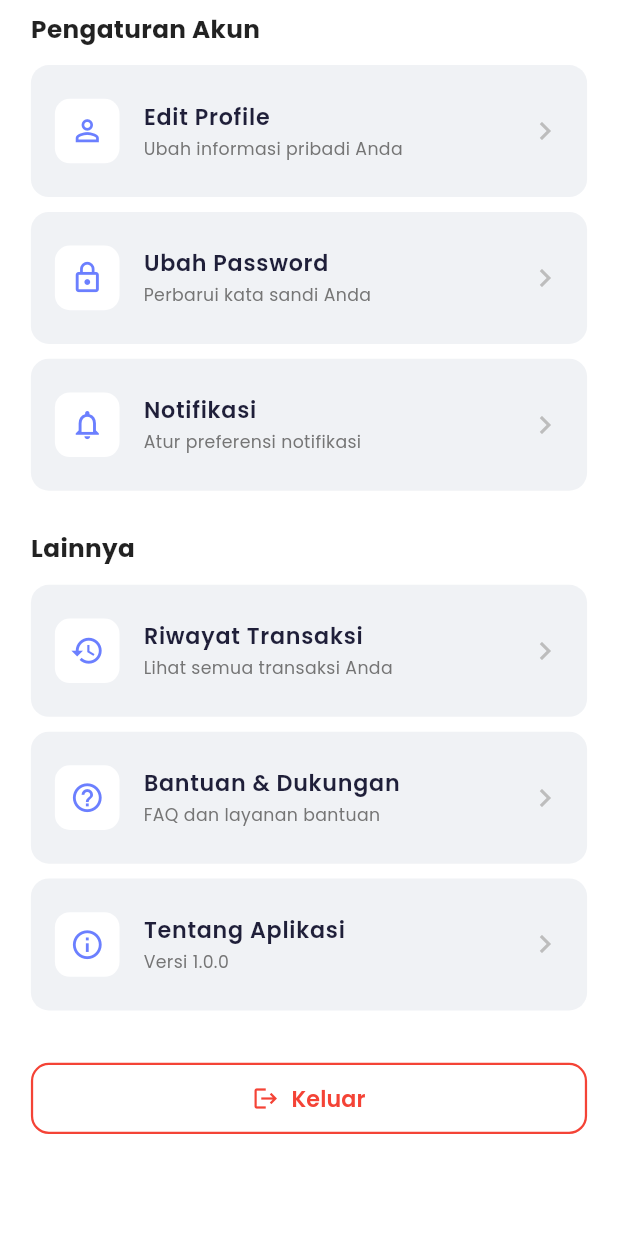
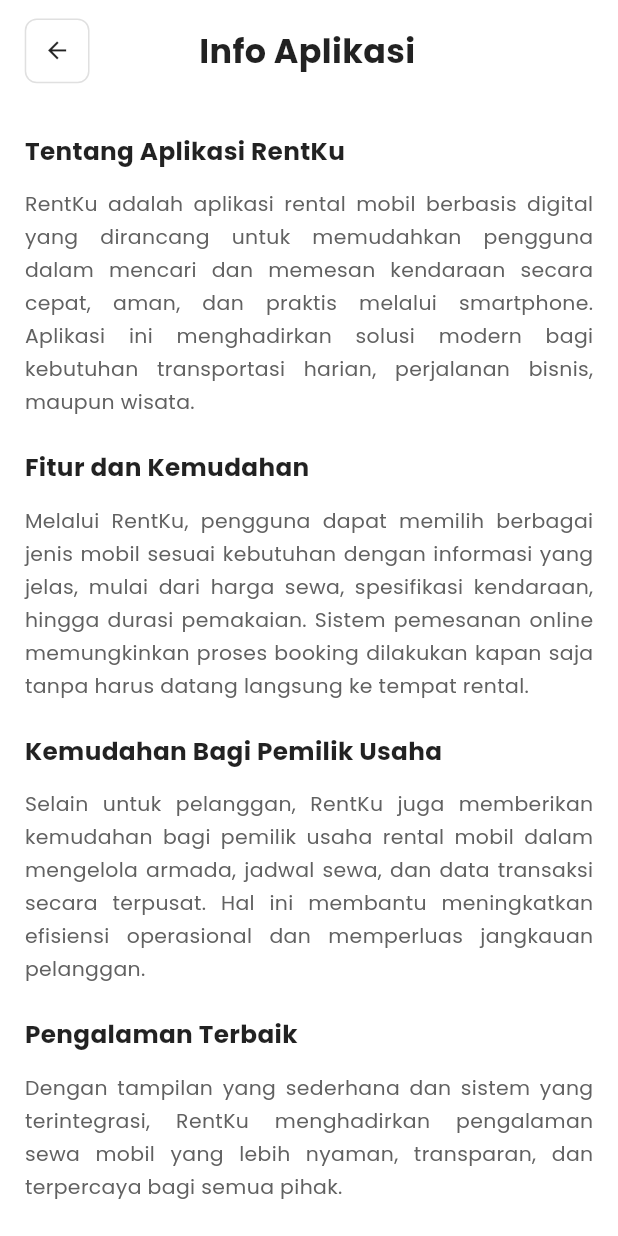
Before and after one commit to Why-sptr/Rent-App, a Flutter app: the ProfilePage screen opened directly with empty values, scrolled down 516 dp, after a tap on "Tentang Aplikasi", on a phone screen of 412 x 824 dp. Run offline on Flutter 3.47's test engine with Material 3 defaults, Android fonts, the phone set to English and light mode, and no system bars; our stand-ins replace flutter_map, google_fonts, latlong2.

Commit message:
faet: create about app

```diff
--- /dev/null
+++ b/lib/pages/about_app_page.dart
@@ -0,0 +1,201 @@
+import 'package:flutter/material.dart';
+import 'package:rent_app/config/app_colors.dart';
+import 'package:rent_app/config/app_constants.dart';
+import 'package:rent_app/config/app_text_styles.dart';
+
+class AboutAppPage extends StatelessWidget {
+  const AboutAppPage({super.key});
+
+  @override
+  Widget build(BuildContext context) {
+    final screenHeight = MediaQuery.of(context).size.height;
+    final screenWidth = MediaQuery.of(context).size.width;
+
+    return Scaffold(
+      backgroundColor: AppColors.backgroundWhite,
+      body: SafeArea(
+        child: ListView(
+          padding: EdgeInsets.zero,
+          children: [
+            // Header
+            Padding(
+              padding: EdgeInsets.symmetric(
+                horizontal: screenWidth * 0.04,
+                vertical: screenHeight * 0.015,
+              ),
+              child: Row(
+                children: [
+                  GestureDetector(
+                    onTap: () => Navigator.pop(context),
+                    child: Container(
+                      padding: EdgeInsets.all(screenWidth * 0.028),
+                      decoration: BoxDecoration(
+                        border: Border.all(
+                          color: Colors.grey[300]!,
+                          width: 1,
+                        ),
+                        borderRadius: BorderRadius.circular(8),
+                      ),
+                      child: Icon(
+                        Icons.arrow_back,
+                        color: AppColors.textBlack,
+                        size: screenHeight * 0.022,
+                      ),
+                    ),
+                  ),
+                  Expanded(
+                    child: Text(
+                      'Info Aplikasi',
+                      textAlign: TextAlign.center,
+                      style: TextStyle(
+                        fontSize: screenHeight * 0.027,
+                        fontWeight: FontWeight.bold,
+                        color: AppColors.textBlack,
+                      ),
+                    ),
+                  ),
+                  SizedBox(width: screenWidth * 0.11),
+                ],
+              ),
+            ),
+
+            SizedBox(height: screenHeight * 0.025),
+
+            // Content
+            Padding(
+              padding: EdgeInsets.symmetric(horizontal: screenWidth * 0.04),
+              child: Column(
+                crossAxisAlignment: CrossAxisAlignment.start,
+                children: [
+                  // Section 1 - Tentang Aplikasi RentKu
+                  Text(
+                    'Tentang Aplikasi RentKu',
+                    style: TextStyle(
+                      fontSize: screenHeight * 0.02,
+                      fontWeight: FontWeight.bold,
+                      color: AppColors.textBlack,
+                    ),
+                  ),
+                  SizedBox(height: screenHeight * 0.015),
+                  Text(
+                    'RentKu adalah aplikasi rental mobil berbasis digital yang dirancang untuk memudahkan pengguna dalam mencari dan memesan kendaraan secara cepat, aman, dan praktis melalui smartphone. Aplikasi ini menghadirkan solusi modern bagi kebutuhan transportasi harian, perjalanan bisnis, maupun wisata.',
+                    style: TextStyle(
+                      fontSize: screenHeight * 0.0165,
+                      color: Colors.grey[700],
+                      height: 1.6,
+                    ),
+                    textAlign: TextAlign.justify,
+                  ),
+
+                  SizedBox(height: screenHeight * 0.025),
+
+                  // Section 2 - Fitur dan Kemudahan
+                  Text(
+                    'Fitur dan Kemudahan',
+                    style: TextStyle(
+                      fontSize: screenHeight * 0.02,
+                      fontWeight: FontWeight.bold,
+                      color: AppColors.textBlack,
+                    ),
+                  ),
+                  SizedBox(height: screenHeight * 0.015),
+                  Text(
+                    'Melalui RentKu, pengguna dapat memilih berbagai jenis mobil sesuai kebutuhan dengan informasi yang jelas, mulai dari harga sewa, spesifikasi kendaraan, hingga durasi pemakaian. Sistem pemesanan online memungkinkan proses booking dilakukan kapan saja tanpa harus datang langsung ke tempat rental.',
+                    style: TextStyle(
+                      fontSize: screenHeight * 0.0165,
+                      color: Colors.grey[700],
+                      height: 1.6,
+                    ),
+                    textAlign: TextAlign.justify,
+                  ),
+
+                  SizedBox(height: screenHeight * 0.025),
+
+                  // Section 3 - Kemudahan Bagi Pemilik
+                  Text(
+                    'Kemudahan Bagi Pemilik Usaha',
+                    style: TextStyle(
+                      fontSize: screenHeight * 0.02,
+                      fontWeight: FontWeight.bold,
+                      color: AppColors.textBlack,
+                    ),
+                  ),
+                  SizedBox(height: screenHeight * 0.015),
+                  Text(
+                    'Selain untuk pelanggan, RentKu juga memberikan kemudahan bagi pemilik usaha rental mobil dalam mengelola armada, jadwal sewa, dan data transaksi secara terpusat. Hal ini membantu meningkatkan efisiensi operasional dan memperluas jangkauan pelanggan.',
+                    style: TextStyle(
+                      fontSize: screenHeight * 0.0165,
+                      color: Colors.grey[700],
+                      height: 1.6,
+                    ),
+                    textAlign: TextAlign.justify,
+                  ),
+
+                  SizedBox(height: screenHeight * 0.025),
+
+                  // Section 4 - Kesimpulan
+                  Text(
+                    'Pengalaman Terbaik',
+                    style: TextStyle(
+                      fontSize: screenHeight * 0.02,
+                      fontWeight: FontWeight.bold,
+                      color: AppColors.textBlack,
+                    ),
+                  ),
+                  SizedBox(height: screenHeight * 0.015),
+                  Text(
+                    'Dengan tampilan yang sederhana dan sistem yang terintegrasi, RentKu menghadirkan pengalaman sewa mobil yang lebih nyaman, transparan, dan terpercaya bagi semua pihak.',
+                    style: TextStyle(
+                      fontSize: screenHeight * 0.0165,
+                      color: Colors.grey[700],
+                      height: 1.6,
+                    ),
+                    textAlign: TextAlign.justify,
+                  ),
+
+                  SizedBox(height: screenHeight * 0.04),
+
+                  // App Version Info
+                  Center(
+                    child: Container(
+                      padding: EdgeInsets.symmetric(
+                        horizontal: screenWidth * 0.06,
+                        vertical: screenHeight * 0.015,
+                      ),
+                      decoration: BoxDecoration(
+                        gradient: AppColors.primaryGradient,
+                        borderRadius: BorderRadius.circular(AppConstants.borderRadiusMedium),
+                      ),
+                      child: Column(
+                        children: [
+                          Text(
+                            'RentKu',
+                            style: TextStyle(
+                              fontSize: screenHeight * 0.022,
+                              fontWeight: FontWeight.bold,
+                              color: AppColors.textWhite,
+                            ),
+                          ),
+                          SizedBox(height: screenHeight * 0.005),
+                          Text(
+                            'Versi 1.0.0',
+                            style: TextStyle(
+                              fontSize: screenHeight * 0.016,
+                              color: AppColors.textWhite.withValues(alpha: 0.8),
+                            ),
+                          ),
+                        ],
+                      ),
+                    ),
+                  ),
+
+                  SizedBox(height: screenHeight * 0.03),
+                ],
+              ),
+            ),
+          ],
+        ),
+      ),
+    );
+  }
+}
--- a/lib/pages/profile_page.dart
+++ b/lib/pages/profile_page.dart
@@ -2,6 +2,7 @@
 import 'package:rent_app/pages/login_page.dart';
 import 'package:rent_app/pages/edit_profile_page.dart';
 import 'package:rent_app/pages/faq_page.dart';
+import 'package:rent_app/pages/about_app_page.dart';
 import 'package:rent_app/config/app_colors.dart';
 import 'package:rent_app/config/app_constants.dart';
 import 'package:rent_app/config/app_text_styles.dart';
@@ -345,7 +346,14 @@
                       icon: Icons.info_outline,
                       title: 'Tentang Aplikasi',
                       subtitle: 'Versi 1.0.0',
-                      onTap: () {},
+                      onTap: () {
+                        Navigator.push(
+                          context,
+                          MaterialPageRoute(
+                            builder: (context) => const AboutAppPage(),
+                          ),
+                        );
+                      },
                     ),
 
                     SizedBox(height: screenHeight * AppConstants.spacingXLarge),
```
